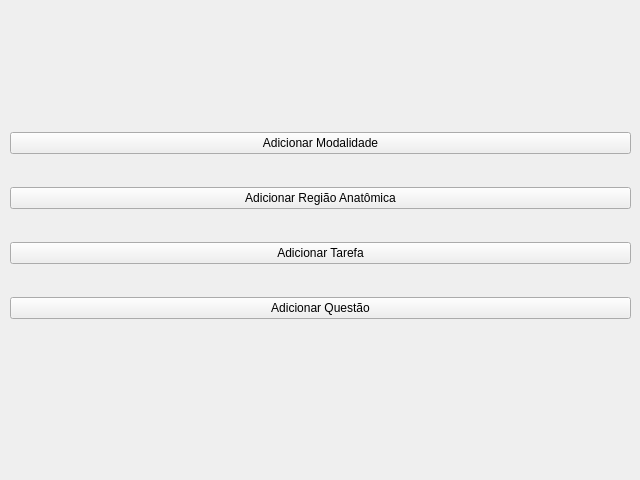
This is anatomy/entrieswindow.ui in caiovosilva/anatomy as Qt 5 draws it before an edit. The edited form follows.
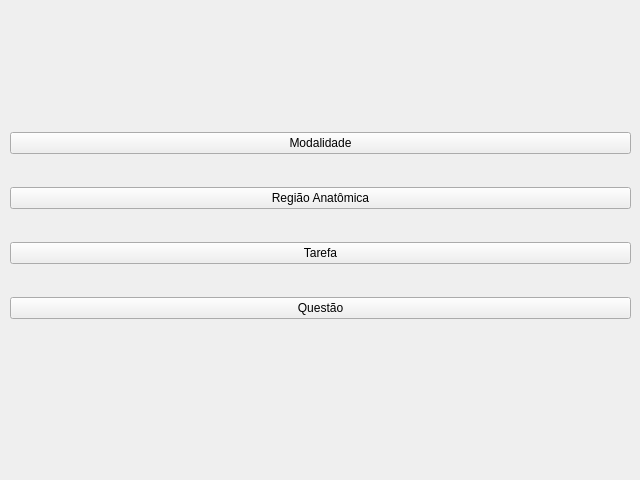
This is the edited form.

What changed in the file:
```diff
--- a/anatomy/entrieswindow.ui
+++ b/anatomy/entrieswindow.ui
@@ -26,28 +26,28 @@
     <item>
      <widget class="QPushButton" name="newModalityButton">
       <property name="text">
-       <string>Adicionar Modalidade</string>
+       <string>Modalidade</string>
       </property>
      </widget>
     </item>
     <item>
      <widget class="QPushButton" name="newAnatomicalRegionButton">
       <property name="text">
-       <string>Adicionar Região Anatômica</string>
+       <string>Região Anatômica</string>
       </property>
      </widget>
     </item>
     <item>
      <widget class="QPushButton" name="newAssignmentButton">
       <property name="text">
-       <string>Adicionar Tarefa</string>
+       <string>Tarefa</string>
       </property>
      </widget>
     </item>
     <item>
      <widget class="QPushButton" name="newQuestionButton">
       <property name="text">
-       <string>Adicionar Questão</string>
+       <string>Questão</string>
       </property>
      </widget>
     </item>
```
